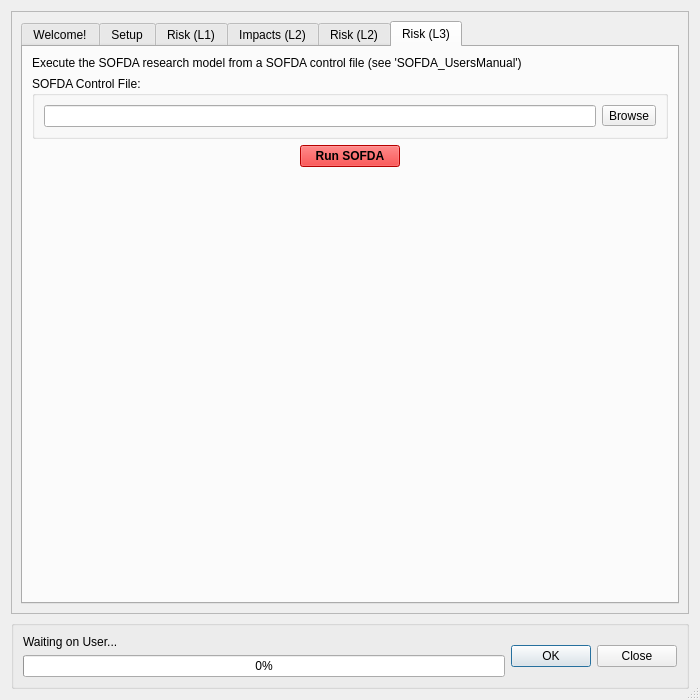
The window that canflood/model/model.ui (NRCan/CanFlood) describes before a commit, drawn with Qt 5.
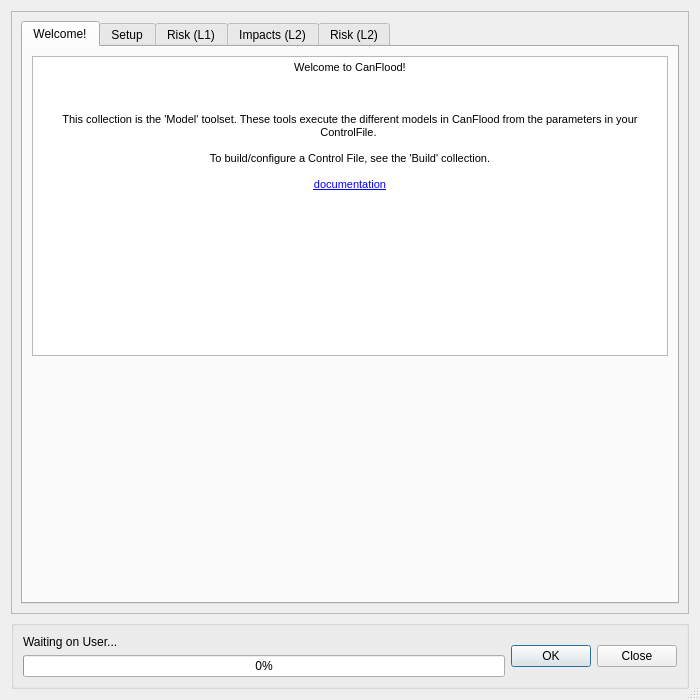
The same window after the commit. The open tabs and pages were chosen to show the change. Icons and pictures are not drawn. Custom widgets are drawn as their Qt base class.

Commit message: remove L3

```diff
--- a/canflood/model/model.ui
+++ b/canflood/model/model.ui
@@ -2196,527 +2196,6 @@
            </item>
           </layout>
          </widget>
-         <widget class="QWidget" name="tab_r3">
-          <attribute name="title">
-           <string>Risk (L3)</string>
-          </attribute>
-          <layout class="QVBoxLayout" name="verticalLayout_8">
-           <item>
-            <widget class="QLabel" name="label_4">
-             <property name="text">
-              <string>Execute the SOFDA research model from a SOFDA control file (see 'SOFDA_UsersManual')</string>
-             </property>
-            </widget>
-           </item>
-           <item>
-            <widget class="QGroupBox" name="groupBox_8">
-             <property name="sizePolicy">
-              <sizepolicy hsizetype="Preferred" vsizetype="Fixed">
-               <horstretch>0</horstretch>
-               <verstretch>0</verstretch>
-              </sizepolicy>
-             </property>
-             <property name="title">
-              <string>SOFDA Control File:</string>
-             </property>
-             <layout class="QVBoxLayout" name="_21">
-              <item>
-               <layout class="QHBoxLayout" name="_22">
-                <item>
-                 <widget class="QLineEdit" name="lineEdit_r3cf"/>
-                </item>
-                <item>
-                 <widget class="QToolButton" name="pushButton_r3">
-                  <property name="text">
-                   <string>Browse</string>
-                  </property>
-                 </widget>
-                </item>
-               </layout>
-              </item>
-             </layout>
-            </widget>
-           </item>
-           <item>
-            <layout class="QHBoxLayout" name="horizontalLayout_7">
-             <item>
-              <widget class="QPushButton" name="pushButton_r3Run">
-               <property name="maximumSize">
-                <size>
-                 <width>100</width>
-                 <height>16777215</height>
-                </size>
-               </property>
-               <property name="palette">
-                <palette>
-                 <active>
-                  <colorrole role="WindowText">
-                   <brush brushstyle="SolidPattern">
-                    <color alpha="255">
-                     <red>0</red>
-                     <green>0</green>
-                     <blue>0</blue>
-                    </color>
-                   </brush>
-                  </colorrole>
-                  <colorrole role="Button">
-                   <brush brushstyle="SolidPattern">
-                    <color alpha="255">
-                     <red>255</red>
-                     <green>0</green>
-                     <blue>0</blue>
-                    </color>
-                   </brush>
-                  </colorrole>
-                  <colorrole role="Light">
-                   <brush brushstyle="SolidPattern">
-                    <color alpha="255">
-                     <red>255</red>
-                     <green>127</green>
-                     <blue>127</blue>
-                    </color>
-                   </brush>
-                  </colorrole>
-                  <colorrole role="Midlight">
-                   <brush brushstyle="SolidPattern">
-                    <color alpha="255">
-                     <red>255</red>
-                     <green>63</green>
-                     <blue>63</blue>
-                    </color>
-                   </brush>
-                  </colorrole>
-                  <colorrole role="Dark">
-                   <brush brushstyle="SolidPattern">
-                    <color alpha="255">
-                     <red>127</red>
-                     <green>0</green>
-                     <blue>0</blue>
-                    </color>
-                   </brush>
-                  </colorrole>
-                  <colorrole role="Mid">
-                   <brush brushstyle="SolidPattern">
-                    <color alpha="255">
-                     <red>170</red>
-                     <green>0</green>
-                     <blue>0</blue>
-                    </color>
-                   </brush>
-                  </colorrole>
-                  <colorrole role="Text">
-                   <brush brushstyle="SolidPattern">
-                    <color alpha="255">
-                     <red>0</red>
-                     <green>0</green>
-                     <blue>0</blue>
-                    </color>
-                   </brush>
-                  </colorrole>
-                  <colorrole role="BrightText">
-                   <brush brushstyle="SolidPattern">
-                    <color alpha="255">
-                     <red>255</red>
-                     <green>255</green>
-                     <blue>255</blue>
-                    </color>
-                   </brush>
-                  </colorrole>
-                  <colorrole role="ButtonText">
-                   <brush brushstyle="SolidPattern">
-                    <color alpha="255">
-                     <red>0</red>
-                     <green>0</green>
-                     <blue>0</blue>
-                    </color>
-                   </brush>
-                  </colorrole>
-                  <colorrole role="Base">
-                   <brush brushstyle="SolidPattern">
-                    <color alpha="255">
-                     <red>255</red>
-                     <green>255</green>
-                     <blue>255</blue>
-                    </color>
-                   </brush>
-                  </colorrole>
-                  <colorrole role="Window">
-                   <brush brushstyle="SolidPattern">
-                    <color alpha="255">
-                     <red>255</red>
-                     <green>0</green>
-                     <blue>0</blue>
-                    </color>
-                   </brush>
-                  </colorrole>
-                  <colorrole role="Shadow">
-                   <brush brushstyle="SolidPattern">
-                    <color alpha="255">
-                     <red>0</red>
-                     <green>0</green>
-                     <blue>0</blue>
-                    </color>
-                   </brush>
-                  </colorrole>
-                  <colorrole role="AlternateBase">
-                   <brush brushstyle="SolidPattern">
-                    <color alpha="255">
-                     <red>255</red>
-                     <green>127</green>
-                     <blue>127</blue>
-                    </color>
-                   </brush>
-                  </colorrole>
-                  <colorrole role="ToolTipBase">
-                   <brush brushstyle="SolidPattern">
-                    <color alpha="255">
-                     <red>255</red>
-                     <green>255</green>
-                     <blue>220</blue>
-                    </color>
-                   </brush>
-                  </colorrole>
-                  <colorrole role="ToolTipText">
-                   <brush brushstyle="SolidPattern">
-                    <color alpha="255">
-                     <red>0</red>
-                     <green>0</green>
-                     <blue>0</blue>
-                    </color>
-                   </brush>
-                  </colorrole>
-                  <colorrole role="PlaceholderText">
-                   <brush brushstyle="NoBrush">
-                    <color alpha="128">
-                     <red>0</red>
-                     <green>0</green>
-                     <blue>0</blue>
-                    </color>
-                   </brush>
-                  </colorrole>
-                 </active>
-                 <inactive>
-                  <colorrole role="WindowText">
-                   <brush brushstyle="SolidPattern">
-                    <color alpha="255">
-                     <red>0</red>
-                     <green>0</green>
-                     <blue>0</blue>
-                    </color>
-                   </brush>
-                  </colorrole>
-                  <colorrole role="Button">
-                   <brush brushstyle="SolidPattern">
-                    <color alpha="255">
-                     <red>255</red>
-                     <green>0</green>
-                     <blue>0</blue>
-                    </color>
-                   </brush>
-                  </colorrole>
-                  <colorrole role="Light">
-                   <brush brushstyle="SolidPattern">
-                    <color alpha="255">
-                     <red>255</red>
-                     <green>127</green>
-                     <blue>127</blue>
-                    </color>
-                   </brush>
-                  </colorrole>
-                  <colorrole role="Midlight">
-                   <brush brushstyle="SolidPattern">
-                    <color alpha="255">
-                     <red>255</red>
-                     <green>63</green>
-                     <blue>63</blue>
-                    </color>
-                   </brush>
-                  </colorrole>
-                  <colorrole role="Dark">
-                   <brush brushstyle="SolidPattern">
-                    <color alpha="255">
-                     <red>127</red>
-                     <green>0</green>
-                     <blue>0</blue>
-                    </color>
-                   </brush>
-                  </colorrole>
-                  <colorrole role="Mid">
-                   <brush brushstyle="SolidPattern">
-                    <color alpha="255">
-                     <red>170</red>
-                     <green>0</green>
-                     <blue>0</blue>
-                    </color>
-                   </brush>
-                  </colorrole>
-                  <colorrole role="Text">
-                   <brush brushstyle="SolidPattern">
-                    <color alpha="255">
-                     <red>0</red>
-                     <green>0</green>
-                     <blue>0</blue>
-                    </color>
-                   </brush>
-                  </colorrole>
-                  <colorrole role="BrightText">
-                   <brush brushstyle="SolidPattern">
-                    <color alpha="255">
-                     <red>255</red>
-                     <green>255</green>
-                     <blue>255</blue>
-                    </color>
-                   </brush>
-                  </colorrole>
-                  <colorrole role="ButtonText">
-                   <brush brushstyle="SolidPattern">
-                    <color alpha="255">
-                     <red>0</red>
-                     <green>0</green>
-                     <blue>0</blue>
-                    </color>
-                   </brush>
-                  </colorrole>
-                  <colorrole role="Base">
-                   <brush brushstyle="SolidPattern">
-                    <color alpha="255">
-                     <red>255</red>
-                     <green>255</green>
-                     <blue>255</blue>
-                    </color>
-                   </brush>
-                  </colorrole>
-                  <colorrole role="Window">
-                   <brush brushstyle="SolidPattern">
-                    <color alpha="255">
-                     <red>255</red>
-                     <green>0</green>
-                     <blue>0</blue>
-                    </color>
-                   </brush>
-                  </colorrole>
-                  <colorrole role="Shadow">
-                   <brush brushstyle="SolidPattern">
-                    <color alpha="255">
-                     <red>0</red>
-                     <green>0</green>
-                     <blue>0</blue>
-                    </color>
-                   </brush>
-                  </colorrole>
-                  <colorrole role="AlternateBase">
-                   <brush brushstyle="SolidPattern">
-                    <color alpha="255">
-                     <red>255</red>
-                     <green>127</green>
-                     <blue>127</blue>
-                    </color>
-                   </brush>
-                  </colorrole>
-                  <colorrole role="ToolTipBase">
-                   <brush brushstyle="SolidPattern">
-                    <color alpha="255">
-                     <red>255</red>
-                     <green>255</green>
-                     <blue>220</blue>
-                    </color>
-                   </brush>
-                  </colorrole>
-                  <colorrole role="ToolTipText">
-                   <brush brushstyle="SolidPattern">
-                    <color alpha="255">
-                     <red>0</red>
-                     <green>0</green>
-                     <blue>0</blue>
-                    </color>
-                   </brush>
-                  </colorrole>
-                  <colorrole role="PlaceholderText">
-                   <brush brushstyle="NoBrush">
-                    <color alpha="128">
-                     <red>0</red>
-                     <green>0</green>
-                     <blue>0</blue>
-                    </color>
-                   </brush>
-                  </colorrole>
-                 </inactive>
-                 <disabled>
-                  <colorrole role="WindowText">
-                   <brush brushstyle="SolidPattern">
-                    <color alpha="255">
-                     <red>127</red>
-                     <green>0</green>
-                     <blue>0</blue>
-                    </color>
-                   </brush>
-                  </colorrole>
-                  <colorrole role="Button">
-                   <brush brushstyle="SolidPattern">
-                    <color alpha="255">
-                     <red>255</red>
-                     <green>0</green>
-                     <blue>0</blue>
-                    </color>
-                   </brush>
-                  </colorrole>
-                  <colorrole role="Light">
-                   <brush brushstyle="SolidPattern">
-                    <color alpha="255">
-                     <red>255</red>
-                     <green>127</green>
-                     <blue>127</blue>
-                    </color>
-                   </brush>
-                  </colorrole>
-                  <colorrole role="Midlight">
-                   <brush brushstyle="SolidPattern">
-                    <color alpha="255">
-                     <red>255</red>
-                     <green>63</green>
-                     <blue>63</blue>
-                    </color>
-                   </brush>
-                  </colorrole>
-                  <colorrole role="Dark">
-                   <brush brushstyle="SolidPattern">
-                    <color alpha="255">
-                     <red>127</red>
-                     <green>0</green>
-                     <blue>0</blue>
-                    </color>
-                   </brush>
-                  </colorrole>
-                  <colorrole role="Mid">
-                   <brush brushstyle="SolidPattern">
-                    <color alpha="255">
-                     <red>170</red>
-                     <green>0</green>
-                     <blue>0</blue>
-                    </color>
-                   </brush>
-                  </colorrole>
-                  <colorrole role="Text">
-                   <brush brushstyle="SolidPattern">
-                    <color alpha="255">
-                     <red>127</red>
-                     <green>0</green>
-                     <blue>0</blue>
-                    </color>
-                   </brush>
-                  </colorrole>
-                  <colorrole role="BrightText">
-                   <brush brushstyle="SolidPattern">
-                    <color alpha="255">
-                     <red>255</red>
-                     <green>255</green>
-                     <blue>255</blue>
-                    </color>
-                   </brush>
-                  </colorrole>
-                  <colorrole role="ButtonText">
-                   <brush brushstyle="SolidPattern">
-                    <color alpha="255">
-                     <red>127</red>
-                     <green>0</green>
-                     <blue>0</blue>
-                    </color>
-                   </brush>
-                  </colorrole>
-                  <colorrole role="Base">
-                   <brush brushstyle="SolidPattern">
-                    <color alpha="255">
-                     <red>255</red>
-                     <green>0</green>
-                     <blue>0</blue>
-                    </color>
-                   </brush>
-                  </colorrole>
-                  <colorrole role="Window">
-                   <brush brushstyle="SolidPattern">
-                    <color alpha="255">
-                     <red>255</red>
-                     <green>0</green>
-                     <blue>0</blue>
-                    </color>
-                   </brush>
-                  </colorrole>
-                  <colorrole role="Shadow">
-                   <brush brushstyle="SolidPattern">
-                    <color alpha="255">
-                     <red>0</red>
-                     <green>0</green>
-                     <blue>0</blue>
-                    </color>
-                   </brush>
-                  </colorrole>
-                  <colorrole role="AlternateBase">
-                   <brush brushstyle="SolidPattern">
-                    <color alpha="255">
-                     <red>255</red>
-                     <green>0</green>
-                     <blue>0</blue>
-                    </color>
-                   </brush>
-                  </colorrole>
-                  <colorrole role="ToolTipBase">
-                   <brush brushstyle="SolidPattern">
-                    <color alpha="255">
-                     <red>255</red>
-                     <green>255</green>
-                     <blue>220</blue>
-                    </color>
-                   </brush>
-                  </colorrole>
-                  <colorrole role="ToolTipText">
-                   <brush brushstyle="SolidPattern">
-                    <color alpha="255">
-                     <red>0</red>
-                     <green>0</green>
-                     <blue>0</blue>
-                    </color>
-                   </brush>
-                  </colorrole>
-                  <colorrole role="PlaceholderText">
-                   <brush brushstyle="NoBrush">
-                    <color alpha="128">
-                     <red>0</red>
-                     <green>0</green>
-                     <blue>0</blue>
-                    </color>
-                   </brush>
-                  </colorrole>
-                 </disabled>
-                </palette>
-               </property>
-               <property name="font">
-                <font>
-                 <weight>75</weight>
-                 <bold>true</bold>
-                </font>
-               </property>
-               <property name="text">
-                <string>Run SOFDA</string>
-               </property>
-              </widget>
-             </item>
-            </layout>
-           </item>
-           <item>
-            <spacer name="verticalSpacer_5">
-             <property name="orientation">
-              <enum>Qt::Vertical</enum>
-             </property>
-             <property name="sizeHint" stdset="0">
-              <size>
-               <width>20</width>
-               <height>624</height>
-              </size>
-             </property>
-            </spacer>
-           </item>
-          </layout>
-         </widget>
         </widget>
        </item>
       </layout>
```
The commit also changes 2 other files.
